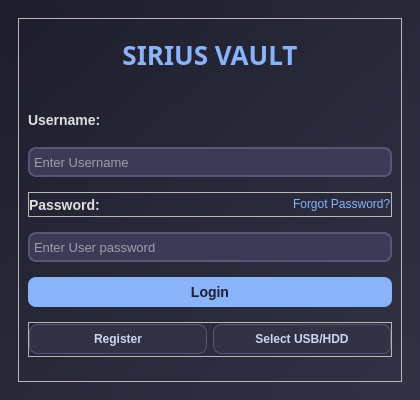
Before: the Qt Designer form SiriusVaultGUI/src/ui/login.ui in Ghospicer/SiriusVault, drawn with Qt 5.
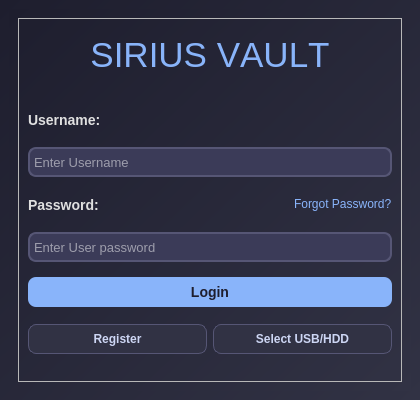
After: the same form once the commit is applied. Icons and pictures are not drawn.

```diff
--- a/SiriusVaultGUI/src/ui/login.ui
+++ b/SiriusVaultGUI/src/ui/login.ui
@@ -82,17 +82,16 @@
              </property>
              <property name="font">
               <font>
-               <family>Yu Gothic UI Semibold</family>
-               <pointsize>-1</pointsize>
+               <family>Yu Gothic UI</family>
+               <pointsize>26</pointsize>
                <italic>false</italic>
-               <bold>true</bold>
+               <kerning>false</kerning>
+               <fontweight>DemiBold</fontweight>
               </font>
              </property>
              <property name="styleSheet">
               <string notr="true">QLabel {
-    font-size: 26px;
     color: #89b4fa;
-    font-weight: bold;
     margin-bottom: 20px;
     background-color: transparent;
 }</string>
@@ -185,7 +184,7 @@
               </size>
              </property>
              <property name="frameShape">
-              <enum>QFrame::StyledPanel</enum>
+              <enum>QFrame::Shape::NoFrame</enum>
              </property>
              <property name="frameShadow">
               <enum>QFrame::Raised</enum>
@@ -369,7 +368,7 @@
               </size>
              </property>
              <property name="frameShape">
-              <enum>QFrame::StyledPanel</enum>
+              <enum>QFrame::Shape::NoFrame</enum>
              </property>
              <property name="frameShadow">
               <enum>QFrame::Raised</enum>
```
Left out of the diff: 64 changed lines with no effect on the pictures.
